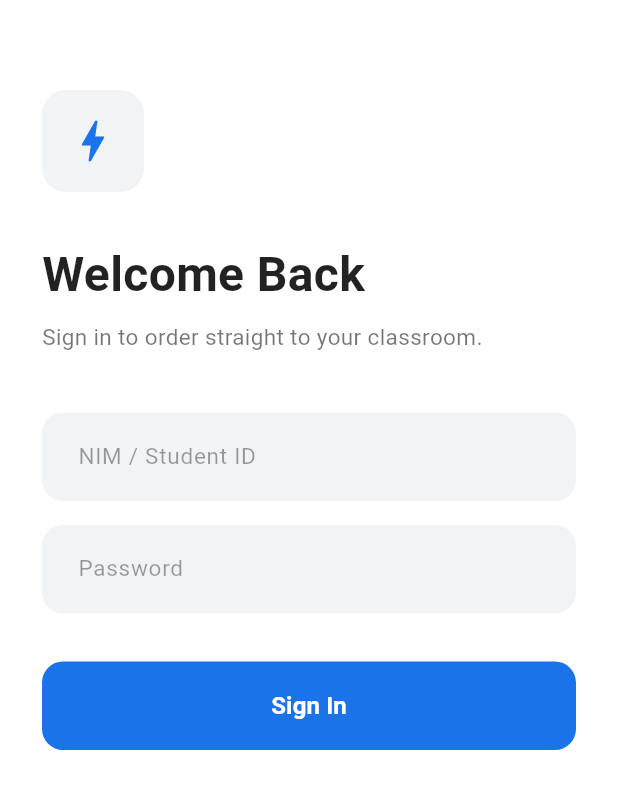
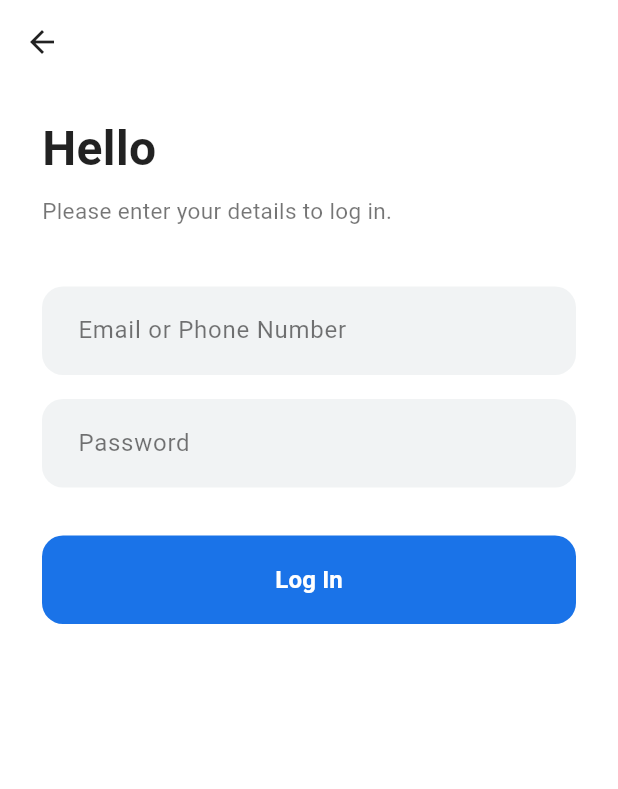
Before and after one commit to Luck7702/beehive_online, a Flutter app: the LoginScreen screen opened by its route, on a phone screen of 412 x 824 dp. Shown: the top 789 px of the screen. Run offline on Flutter 3.47's test engine with Material 3 defaults, Android fonts, the phone set to English and light mode, and no system bars.

Commit message:
Modified screens and the main to be able to handle for backend soon

```diff
--- a/lib/screens/login_screen.dart
+++ b/lib/screens/login_screen.dart
@@ -1,4 +1,5 @@
 import 'package:flutter/material.dart';
+import '../services/api_service.dart';
 
 class LoginScreen extends StatefulWidget {
   const LoginScreen({super.key});
@@ -8,45 +9,63 @@ class LoginScreen extends StatefulWidget {
 }
 
 class _LoginScreenState extends State<LoginScreen> {
-  final _nimController = TextEditingController();
+  final _emailPhoneController = TextEditingController();
   final _passwordController = TextEditingController();
+  bool _isLoading = false;
+
+  Future<void> _handleLogin() async {
+    if (_emailPhoneController.text.isEmpty || _passwordController.text.isEmpty) {
+      ScaffoldMessenger.of(context).showSnackBar(const SnackBar(content: Text('Please fill all fields')));
+      return;
+    }
+
+    setState(() => _isLoading = true);
+    final success = await ApiService.login(_emailPhoneController.text, _passwordController.text);
+    if (!mounted) return;
+    setState(() => _isLoading = false);
+
+    if (success) {
+      Navigator.pushNamedAndRemoveUntil(context, '/home', (route) => false);
+    } else {
+      ScaffoldMessenger.of(context).showSnackBar(const SnackBar(content: Text('Login failed')));
+    }
+  }
 
   @override
   Widget build(BuildContext context) {
     return Scaffold(
+      appBar: AppBar(
+        backgroundColor: Colors.transparent,
+        elevation: 0,
+        leading: IconButton(
+          icon: const Icon(Icons.arrow_back, color: Colors.black87),
+          onPressed: () => Navigator.pop(context),
+        ),
+      ),
       body: SafeArea(
-        child: Padding(
+        child: SingleChildScrollView(
           padding: const EdgeInsets.symmetric(horizontal: 28.0),
           child: Column(
             crossAxisAlignment: CrossAxisAlignment.start,
             children: [
-              const SizedBox(height: 60),
-              Container(
-                padding: const EdgeInsets.all(16),
-                decoration: BoxDecoration(
-                  color: const Color(0xFFF1F3F4), // Light gray container
-                  borderRadius: BorderRadius.circular(16),
-                ),
-                child: Icon(Icons.bolt, size: 36, color: Theme.of(context).primaryColor),
-              ),
-              const SizedBox(height: 32),
+              const SizedBox(height: 20),
               const Text(
-                'Welcome Back',
+                'Hello',
                 style: TextStyle(fontSize: 32, fontWeight: FontWeight.bold, color: Colors.black87),
               ),
               const SizedBox(height: 8),
               const Text(
-                'Sign in to order straight to your classroom.',
+                'Please enter your details to log in.',
                 style: TextStyle(color: Colors.black54, fontSize: 15, height: 1.4),
               ),
               const SizedBox(height: 40),
 
               TextField(
-                controller: _nimController,
+                controller: _emailPhoneController,
                 style: const TextStyle(fontSize: 15, color: Colors.black87),
                 decoration: InputDecoration(
-                  hintText: 'NIM / Student ID',
-                  hintStyle: const TextStyle(color: Colors.black38),
+                  labelText: 'Email or Phone Number',
+                  labelStyle: const TextStyle(color: Colors.black54),
                   filled: true,
                   fillColor: const Color(0xFFF1F3F4),
                   contentPadding: const EdgeInsets.symmetric(horizontal: 20, vertical: 18),
@@ -59,8 +78,8 @@ class _LoginScreenState extends State<LoginScreen> {
                 obscureText: true,
                 style: const TextStyle(fontSize: 15, color: Colors.black87),
                 decoration: InputDecoration(
-                  hintText: 'Password',
-                  hintStyle: const TextStyle(color: Colors.black38),
+                  labelText: 'Password',
+                  labelStyle: const TextStyle(color: Colors.black54),
                   filled: true,
                   fillColor: const Color(0xFFF1F3F4),
                   contentPadding: const EdgeInsets.symmetric(horizontal: 20, vertical: 18),
@@ -72,7 +91,7 @@ class _LoginScreenState extends State<LoginScreen> {
               SizedBox(
                 width: double.infinity,
                 child: ElevatedButton(
-                  onPressed: () => Navigator.pushReplacementNamed(context, '/home'),
+                  onPressed: _isLoading ? null : _handleLogin,
                   style: ElevatedButton.styleFrom(
                     backgroundColor: Theme.of(context).primaryColor,
                     foregroundColor: Colors.white,
@@ -80,7 +99,9 @@ class _LoginScreenState extends State<LoginScreen> {
                     shape: RoundedRectangleBorder(borderRadius: BorderRadius.circular(14)),
                     elevation: 0,
                   ),
-                  child: const Text('Sign In', style: TextStyle(fontSize: 16, fontWeight: FontWeight.bold)),
+                  child: _isLoading
+                      ? const SizedBox(width: 24, height: 24, child: CircularProgressIndicator(color: Colors.white, strokeWidth: 2))
+                      : const Text('Log In', style: TextStyle(fontSize: 16, fontWeight: FontWeight.bold)),
                 ),
               ),
             ],
--- a/pubspec.yaml
+++ b/pubspec.yaml
@@ -34,6 +34,7 @@ dependencies:
   # The following adds the Cupertino Icons font to your application.
   # Use with the CupertinoIcons class for iOS style icons.
   cupertino_icons: ^1.0.8
+  http: ^1.6.0
 
 dev_dependencies:
   flutter_test:
```
Also changed, not shown: lib/main.dart (+6 -2 lines), lib/screens/home_screen.dart (+38 -14 lines), lib/services/api_service.dart (added, +76 -0 lines), pubspec.lock.
